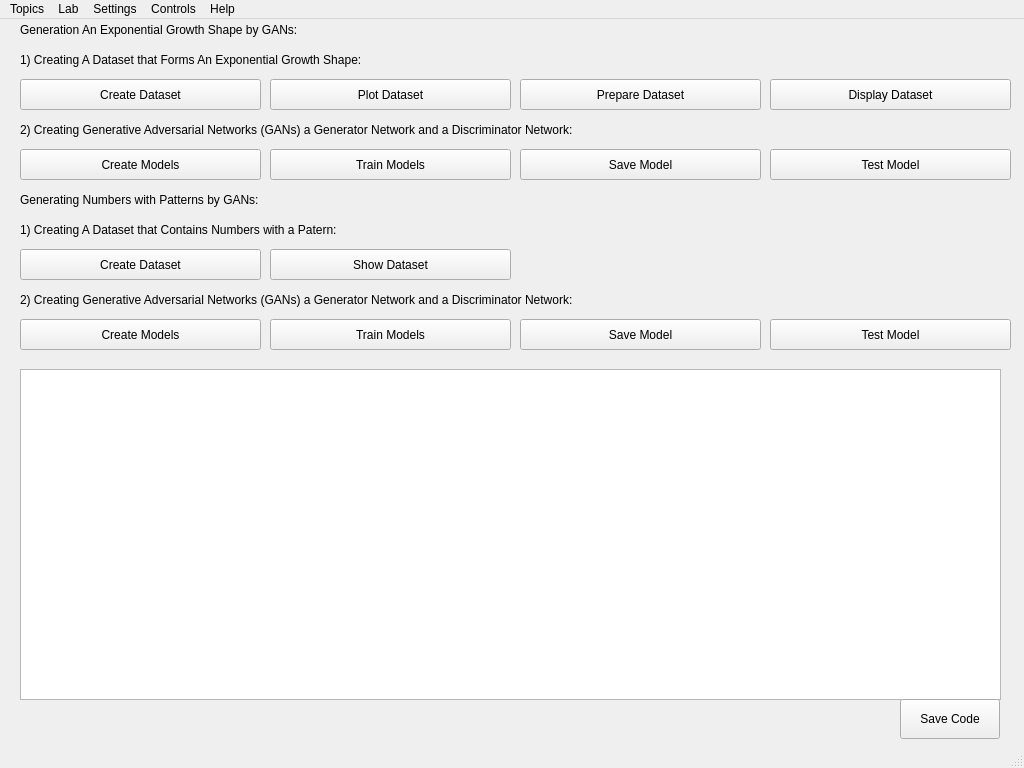
Above: ui.ui from mehrdadeahady/CV_with_ML_and_DL_and_GANs before the change. Below: the same form after it.
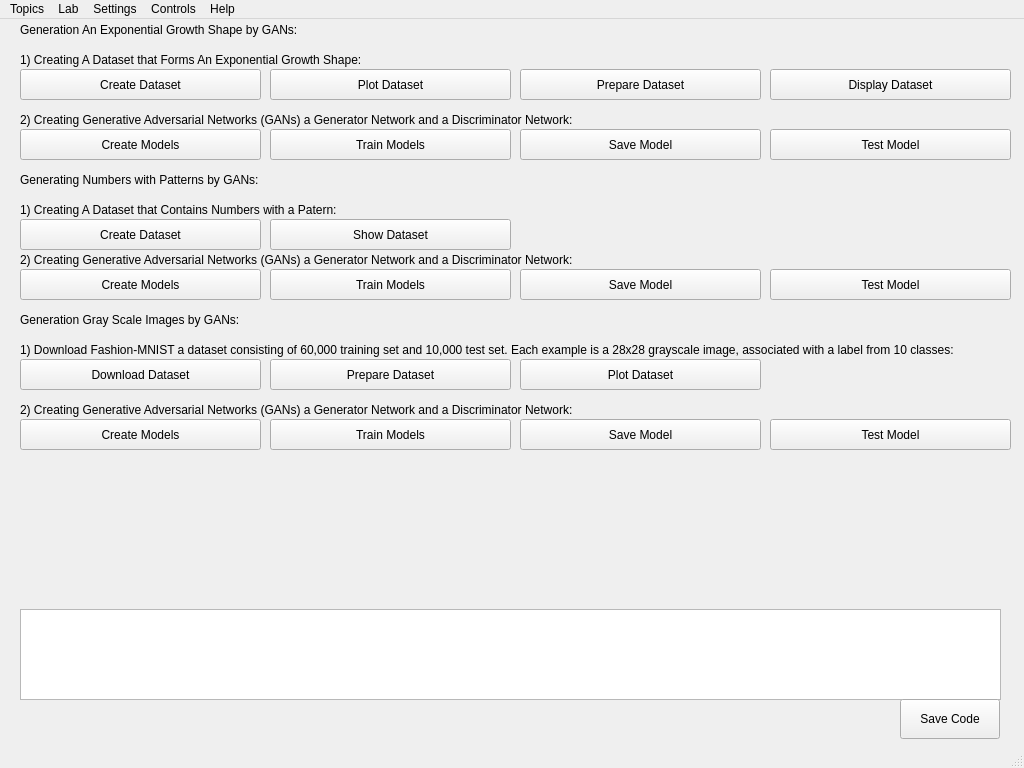
That is the form after the change. Icons and pictures are not drawn.

Commit message: Model for Generation Gray Scale Images  added to Simple GANs.

```diff
--- a/ui.ui
+++ b/ui.ui
@@ -4943,9 +4943,9 @@
       <property name="geometry">
        <rect>
         <x>10</x>
-        <y>350</y>
+        <y>590</y>
         <width>981</width>
-        <height>331</height>
+        <height>91</height>
        </rect>
       </property>
      </widget>
@@ -4966,7 +4966,7 @@
       <property name="geometry">
        <rect>
         <x>10</x>
-        <y>170</y>
+        <y>150</y>
         <width>981</width>
         <height>21</height>
        </rect>
@@ -4979,7 +4979,7 @@
       <property name="geometry">
        <rect>
         <x>10</x>
-        <y>60</y>
+        <y>50</y>
         <width>241</width>
         <height>31</height>
        </rect>
@@ -4992,7 +4992,7 @@
       <property name="geometry">
        <rect>
         <x>260</x>
-        <y>60</y>
+        <y>50</y>
         <width>241</width>
         <height>31</height>
        </rect>
@@ -5005,7 +5005,7 @@
       <property name="geometry">
        <rect>
         <x>510</x>
-        <y>60</y>
+        <y>50</y>
         <width>241</width>
         <height>31</height>
        </rect>
@@ -5018,7 +5018,7 @@
       <property name="geometry">
        <rect>
         <x>760</x>
-        <y>60</y>
+        <y>50</y>
         <width>241</width>
         <height>31</height>
        </rect>
@@ -5044,7 +5044,7 @@
       <property name="geometry">
        <rect>
         <x>10</x>
-        <y>100</y>
+        <y>90</y>
         <width>981</width>
         <height>21</height>
        </rect>
@@ -5057,7 +5057,7 @@
       <property name="geometry">
        <rect>
         <x>10</x>
-        <y>130</y>
+        <y>110</y>
         <width>241</width>
         <height>31</height>
        </rect>
@@ -5070,7 +5070,7 @@
       <property name="geometry">
        <rect>
         <x>260</x>
-        <y>130</y>
+        <y>110</y>
         <width>241</width>
         <height>31</height>
        </rect>
@@ -5083,7 +5083,7 @@
       <property name="geometry">
        <rect>
         <x>510</x>
-        <y>130</y>
+        <y>110</y>
         <width>241</width>
         <height>31</height>
        </rect>
@@ -5096,7 +5096,7 @@
       <property name="geometry">
        <rect>
         <x>760</x>
-        <y>130</y>
+        <y>110</y>
         <width>241</width>
         <height>31</height>
        </rect>
@@ -5109,7 +5109,7 @@
       <property name="geometry">
        <rect>
         <x>260</x>
-        <y>230</y>
+        <y>200</y>
         <width>241</width>
         <height>31</height>
        </rect>
@@ -5122,7 +5122,7 @@
       <property name="geometry">
        <rect>
         <x>10</x>
-        <y>230</y>
+        <y>200</y>
         <width>241</width>
         <height>31</height>
        </rect>
@@ -5135,7 +5135,7 @@
       <property name="geometry">
        <rect>
         <x>10</x>
-        <y>200</y>
+        <y>180</y>
         <width>981</width>
         <height>21</height>
        </rect>
@@ -5148,7 +5148,7 @@
       <property name="geometry">
        <rect>
         <x>260</x>
-        <y>300</y>
+        <y>250</y>
         <width>241</width>
         <height>31</height>
        </rect>
@@ -5161,7 +5161,7 @@
       <property name="geometry">
        <rect>
         <x>510</x>
-        <y>300</y>
+        <y>250</y>
         <width>241</width>
         <height>31</height>
        </rect>
@@ -5174,7 +5174,7 @@
       <property name="geometry">
        <rect>
         <x>10</x>
-        <y>270</y>
+        <y>230</y>
         <width>981</width>
         <height>21</height>
        </rect>
@@ -5187,7 +5187,7 @@
       <property name="geometry">
        <rect>
         <x>10</x>
-        <y>300</y>
+        <y>250</y>
         <width>241</width>
         <height>31</height>
        </rect>
@@ -5200,7 +5200,7 @@
       <property name="geometry">
        <rect>
         <x>760</x>
-        <y>300</y>
+        <y>250</y>
         <width>241</width>
         <height>31</height>
        </rect>
@@ -5209,6 +5209,136 @@
        <string>Test Model</string>
       </property>
      </widget>
+     <widget class="QPushButton" name="pushButton_SaveModel_GrayImages_SimpleGANs">
+      <property name="geometry">
+       <rect>
+        <x>510</x>
+        <y>400</y>
+        <width>241</width>
+        <height>31</height>
+       </rect>
+      </property>
+      <property name="text">
+       <string>Save Model</string>
+      </property>
+     </widget>
+     <widget class="QLabel" name="label_GrayImages_Step1_SimpleGANs">
+      <property name="geometry">
+       <rect>
+        <x>10</x>
+        <y>320</y>
+        <width>981</width>
+        <height>21</height>
+       </rect>
+      </property>
+      <property name="text">
+       <string>1) Download Fashion-MNIST a dataset consisting of 60,000 training set and 10,000 test set. Each example is a 28x28 grayscale image, associated with a label from 10 classes:</string>
+      </property>
+     </widget>
+     <widget class="QLabel" name="label_GrayImages_Step2_SimpleGANs">
+      <property name="geometry">
+       <rect>
+        <x>10</x>
+        <y>380</y>
+        <width>981</width>
+        <height>21</height>
+       </rect>
+      </property>
+      <property name="text">
+       <string>2) Creating Generative Adversarial Networks (GANs) a Generator Network and a Discriminator Network:</string>
+      </property>
+     </widget>
+     <widget class="QPushButton" name="pushButton_TrainModels_GrayImages_SimpleGANs">
+      <property name="geometry">
+       <rect>
+        <x>260</x>
+        <y>400</y>
+        <width>241</width>
+        <height>31</height>
+       </rect>
+      </property>
+      <property name="text">
+       <string>Train Models</string>
+      </property>
+     </widget>
+     <widget class="QPushButton" name="pushButton_DownloadDataset_GrayImages_SimpleGANs">
+      <property name="geometry">
+       <rect>
+        <x>10</x>
+        <y>340</y>
+        <width>241</width>
+        <height>31</height>
+       </rect>
+      </property>
+      <property name="text">
+       <string>Download Dataset</string>
+      </property>
+     </widget>
+     <widget class="QLabel" name="label_GrayImages_SimpleGANs">
+      <property name="geometry">
+       <rect>
+        <x>10</x>
+        <y>290</y>
+        <width>981</width>
+        <height>21</height>
+       </rect>
+      </property>
+      <property name="text">
+       <string>Generation Gray Scale Images by GANs:</string>
+      </property>
+     </widget>
+     <widget class="QPushButton" name="pushButton_TestModel_GrayImages_SimpleGANs">
+      <property name="geometry">
+       <rect>
+        <x>760</x>
+        <y>400</y>
+        <width>241</width>
+        <height>31</height>
+       </rect>
+      </property>
+      <property name="text">
+       <string>Test Model</string>
+      </property>
+     </widget>
+     <widget class="QPushButton" name="pushButton_PlotDataset_GrayImages_SimpleGANs">
+      <property name="geometry">
+       <rect>
+        <x>510</x>
+        <y>340</y>
+        <width>241</width>
+        <height>31</height>
+       </rect>
+      </property>
+      <property name="text">
+       <string>Plot Dataset</string>
+      </property>
+     </widget>
+     <widget class="QPushButton" name="pushButton_PrepareDataset_GrayImages_SimpleGANs">
+      <property name="geometry">
+       <rect>
+        <x>260</x>
+        <y>340</y>
+        <width>241</width>
+        <height>31</height>
+       </rect>
+      </property>
+      <property name="text">
+       <string>Prepare Dataset</string>
+      </property>
+     </widget>
+     <widget class="QPushButton" name="pushButton_CreateModels_GrayImages_SimpleGANs">
+      <property name="geometry">
+       <rect>
+        <x>10</x>
+        <y>400</y>
+        <width>241</width>
+        <height>31</height>
+       </rect>
+      </property>
+      <property name="text">
+       <string>Create Models</string>
+      </property>
+     </widget>
     </widget>
     <widget class="QWidget" name="page_AboutAuthorDeveloper">
      <widget class="QTextBrowser" name="textBrowser_AboutAuthorDeveloper">
```
Left out of the diff: 2 changed lines with no effect on the pictures. The commit also changes 4 other files.
